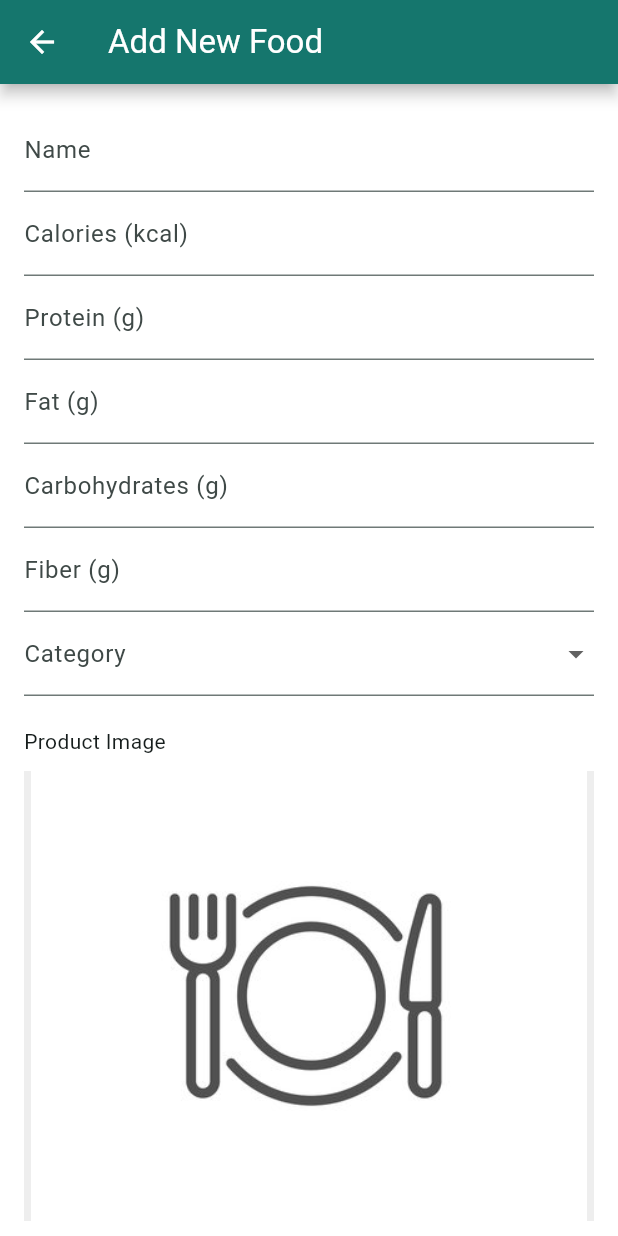
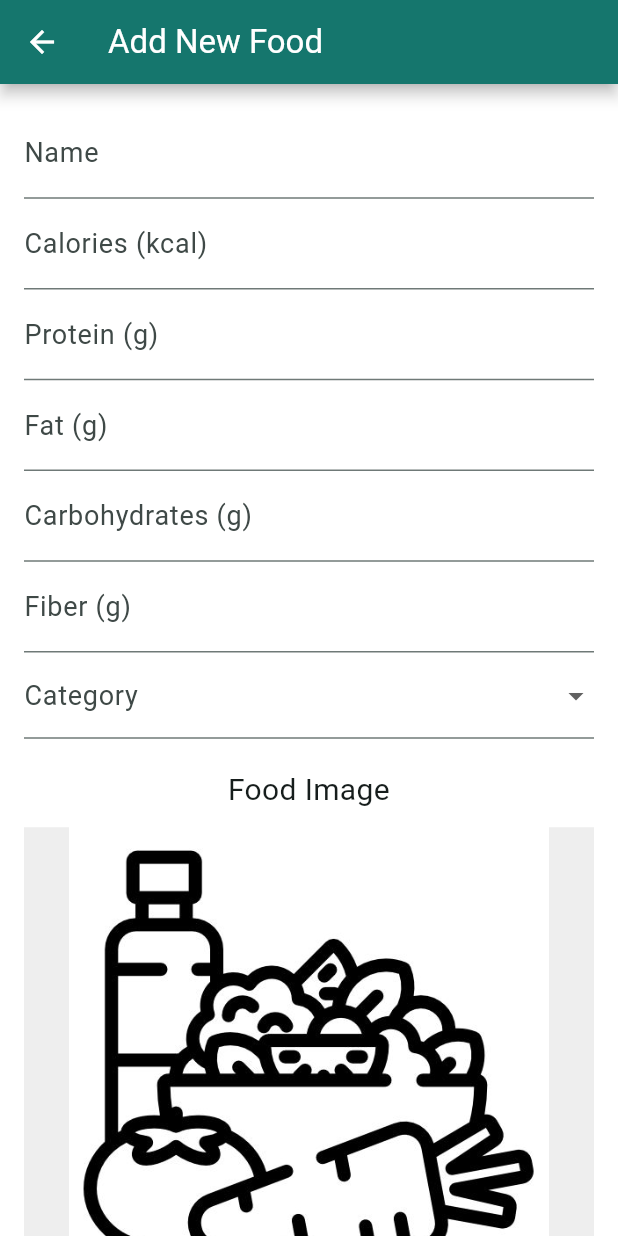
Before and after one commit to LamSut/Nutrition-Tracker-Recipes, a Flutter app: the FoodEditScreen screen opened directly, on a phone screen of 412 x 824 dp. Run offline on Flutter 3.47's test engine with Material 3 defaults, Android fonts, the phone set to English and light mode, and no system bars; our stand-ins replace flutter_dotenv, flutter_native_splash, image_picker, pocketbase, shared_preferences; accounts and stored records are empty; Roboto replaces fonts that are missing (Calibri); project files that could hold a hidden picture were left out.

Commit message:
many things

```diff
--- a/lib/ui/foods/food_detail_screen.dart
+++ b/lib/ui/foods/food_detail_screen.dart
@@ -37,14 +37,20 @@ class FoodDetailScreen extends StatelessWidget {
                         food.imageUrl,
                         fit: BoxFit.contain,
                         errorBuilder: (context, error, stackTrace) =>
-                            const Center(child: Text('Image not found')),
+                            Image.asset('assets/default/food.png',
+                                fit: BoxFit.contain),
                       )
-                    : Image.asset(
-                        food.imageUrl,
-                        fit: BoxFit.contain,
-                        errorBuilder: (context, error, stackTrace) =>
-                            const Center(child: Text('Image not found')),
-                      ),
+                    : (food.imageUrl == 'assets/default/food.png' ||
+                            food.imageUrl.isEmpty)
+                        ? Image.asset('assets/default/food.png',
+                            fit: BoxFit.contain)
+                        : Image.asset(
+                            food.imageUrl,
+                            fit: BoxFit.contain,
+                            errorBuilder: (context, error, stackTrace) =>
+                                Image.asset('assets/default/food.png',
+                                    fit: BoxFit.contain),
+                          ),
               ),
             ),
             const SizedBox(height: 4),
--- a/lib/ui/foods/food_edit_screen.dart
+++ b/lib/ui/foods/food_edit_screen.dart
@@ -2,6 +2,7 @@ import 'package:flutter/material.dart';
 import 'package:image_picker/image_picker.dart';
 import 'package:provider/provider.dart';
 import '../../models/food.dart';
+import '../shared/dialog_utils.dart';
 import 'foods_manager.dart';
 import 'dart:io';
 
@@ -50,6 +51,12 @@ class _FoodEditScreenState extends State<FoodEditScreen> {
 
   Future<void> _submitForm() async {
     if (_formKey.currentState!.validate()) {
+      final confirmed = await showConfirmDialog(
+        context,
+        'Do you want to submit this Food?',
+      );
+      if (confirmed != true) return;
+
       final foodsManager = Provider.of<FoodsManager>(context, listen: false);
 
       if (widget.food == null) {
@@ -63,7 +70,7 @@ class _FoodEditScreenState extends State<FoodEditScreen> {
           fiber: double.tryParse(_fiberController.text) ?? 0,
           type: _selectedCategory!,
           featuredImage: _image,
-          imageUrl: _image?.path ?? 'assets/foods/default.jpg',
+          imageUrl: _image?.path ?? 'assets/default/food.png',
         );
         await foodsManager.addFood(newFood);
       } else {
@@ -84,42 +91,16 @@ class _FoodEditScreenState extends State<FoodEditScreen> {
     }
   }
 
-  void _confirmDelete() {
-    showDialog(
-      context: context,
-      builder: (ctx) => AlertDialog(
-        title: const Text(
-          'Confirm Deletion',
-          style: TextStyle(
-              color: Color.fromARGB(255, 180, 10, 0),
-              fontWeight: FontWeight.bold),
-        ),
-        content: const Text(
-          'Are you sure you want to delete this Food Item?',
-          style: TextStyle(fontSize: 18),
-        ),
-        actions: [
-          TextButton(
-            onPressed: () async {
-              final foodsManager =
-                  Provider.of<FoodsManager>(context, listen: false);
+  void _confirmDelete() async {
+    final confirmation = await showConfirmDialog(
+      context,
+      'Do you want to delete this Food?',
+    );
+    if (confirmation == true) {
+      final foodsManager = Provider.of<FoodsManager>(context, listen: false);
       await foodsManager.deleteFood(widget.food!.id!);
-              Navigator.of(ctx).pop();
       Navigator.of(context).pop();
-            },
-            style: TextButton.styleFrom(
-                foregroundColor: const Color.fromARGB(255, 180, 10, 0)),
-            child: const Text('Delete', style: TextStyle(fontSize: 18)),
-          ),
-          TextButton(
-            onPressed: () {
-              Navigator.of(ctx).pop();
-            },
-            child: const Text('Cancel', style: TextStyle(fontSize: 18)),
-          ),
-        ],
-      ),
-    );
+    }
   }
 
   @override
@@ -158,22 +139,25 @@ class _FoodEditScreenState extends State<FoodEditScreen> {
                 Center(
                   child: ElevatedButton(
                     onPressed: _pickImage,
-                    child: const Text('Choose New Image from Gallery',
-                        style: TextStyle(fontSize: 16)),
+                    child: const Text('Choose New Image',
+                        style: TextStyle(fontSize: 18)),
                   ),
                 ),
                 const SizedBox(height: 10),
                 Row(
+                  mainAxisAlignment: MainAxisAlignment.center,
                   children: [
-                    Expanded(
+                    if (!isEditing)
+                      SizedBox(
+                        width: MediaQuery.of(context).size.width * 0.6,
                         child: ElevatedButton(
                           onPressed: _submitForm,
                           style: ElevatedButton.styleFrom(
                               backgroundColor:
                                   Theme.of(context).colorScheme.secondary),
-                        child: Text(
-                          isEditing ? 'Update Food' : 'Add Food',
-                          style: const TextStyle(
+                          child: const Text(
+                            'Add New Food',
+                            style: TextStyle(
                                 fontSize: 20,
                                 fontWeight: FontWeight.bold,
                                 color: Colors.white),
@@ -181,6 +165,21 @@ class _FoodEditScreenState extends State<FoodEditScreen> {
                         ),
                       ),
                     if (isEditing) ...[
+                      Expanded(
+                        child: ElevatedButton(
+                          onPressed: _submitForm,
+                          style: ElevatedButton.styleFrom(
+                              backgroundColor:
+                                  Theme.of(context).colorScheme.secondary),
+                          child: const Text(
+                            'Update Food',
+                            style: TextStyle(
+                                fontSize: 20,
+                                fontWeight: FontWeight.bold,
+                                color: Colors.white),
+                          ),
+                        ),
+                      ),
                       const SizedBox(width: 10),
                       Expanded(
                         child: ElevatedButton(
@@ -188,17 +187,19 @@ class _FoodEditScreenState extends State<FoodEditScreen> {
                           style: ElevatedButton.styleFrom(
                               backgroundColor:
                                   const Color.fromARGB(255, 180, 10, 0)),
-                          child: const Text('Delete Food',
+                          child: const Text(
+                            'Delete Food',
                             style: TextStyle(
                                 fontSize: 20,
                                 fontWeight: FontWeight.bold,
-                                  color: Colors.white)),
+                                color: Colors.white),
+                          ),
                         ),
                       ),
                     ]
                   ],
                 ),
-                const SizedBox(height: 40),
+                const SizedBox(height: 30),
               ],
             ),
           ),
@@ -213,7 +214,12 @@ class _FoodEditScreenState extends State<FoodEditScreen> {
     return TextFormField(
       controller: controller,
       keyboardType: isNumeric ? TextInputType.number : TextInputType.text,
-      decoration: InputDecoration(labelText: label, hintText: placeholder),
+      decoration: InputDecoration(
+        labelText: label,
+        labelStyle: const TextStyle(fontSize: 18),
+        hintText: placeholder,
+        hintStyle: const TextStyle(fontSize: 18),
+      ),
       validator: (value) {
         if (value == null || value.trim().isEmpty) {
           return 'Please enter $label';
@@ -229,9 +235,15 @@ class _FoodEditScreenState extends State<FoodEditScreen> {
   Widget _buildDropdownField() {
     return DropdownButtonFormField<String>(
       value: _selectedCategory,
-      decoration: const InputDecoration(labelText: 'Category'),
+      decoration: const InputDecoration(
+        labelText: 'Category',
+        labelStyle: TextStyle(fontSize: 18),
+      ),
       items: ['Proteins', 'Grains', 'Vegetables', 'Fruits', 'Dairy']
-          .map((e) => DropdownMenuItem(value: e, child: Text(e)))
+          .map((e) => DropdownMenuItem(
+                value: e,
+                child: Text(e, style: const TextStyle(fontSize: 18)),
+              ))
           .toList(),
       onChanged: (val) => setState(() => _selectedCategory = val),
       validator: (value) => value == null ? 'Please select a category' : null,
@@ -240,9 +252,15 @@ class _FoodEditScreenState extends State<FoodEditScreen> {
 
   Widget _buildImagePicker() {
     return Column(
-      crossAxisAlignment: CrossAxisAlignment.start,
+      crossAxisAlignment: CrossAxisAlignment.center,
       children: [
-        const Text('Product Image'),
+        const Text(
+          'Food Image',
+          textAlign: TextAlign.center,
+          style: TextStyle(
+            fontSize: 20,
+          ),
+        ),
         const SizedBox(height: 10),
         Container(
           width: double.infinity,
@@ -250,13 +268,14 @@ class _FoodEditScreenState extends State<FoodEditScreen> {
           color: Colors.grey[200],
           child: _image != null
               ? Image.file(_image!, fit: BoxFit.contain)
-              : widget.food != null
+              : (widget.food != null && widget.food!.imageUrl.isNotEmpty)
+                  ? (widget.food!.imageUrl.startsWith('http')
                       ? Image.network(widget.food!.imageUrl,
                           fit: BoxFit.contain,
                           errorBuilder: (_, __, ___) =>
                               const Center(child: Text('Image not found')))
-                  : Image.asset('assets/foods/default.jpg',
-                      fit: BoxFit.contain),
+                      : Image.asset(widget.food!.imageUrl, fit: BoxFit.contain))
+                  : Image.asset('assets/default/food.png', fit: BoxFit.contain),
         ),
       ],
     );
--- a/lib/ui/user/user_profile_screen.dart
+++ b/lib/ui/user/user_profile_screen.dart
@@ -59,7 +59,7 @@ class UserProfileScreen extends StatelessWidget {
     if (imageUrl != null && imageUrl.trim().isNotEmpty) {
       return NetworkImage(imageUrl);
     }
-    return const AssetImage('assets/avatars/default.png');
+    return const AssetImage('assets/default/avatar.png');
   }
 
   Widget _buildInfoField(String label, String value) {
--- a/pubspec.yaml
+++ b/pubspec.yaml
@@ -31,12 +31,10 @@ flutter:
   uses-material-design: true
 
   assets:
-    - assets/avatars/
+    - assets/default/
     - assets/fonts/
-    - assets/foods/
     - assets/food-types/
     - assets/logos/
-    - assets/recipes/
     - .env
 
   fonts:
```
Also changed, not shown: lib/services/foods_service.dart (+15 -19 lines), lib/ui/foods/food_grid_tile.dart (+6 -4 lines), lib/ui/recipes/recipe_detail_screen.dart (+4 -3 lines), lib/ui/recipes/recipe_edit_screen.dart (+85 -92 lines), lib/ui/recipes/recipe_list_tile.dart (+10 -31 lines), lib/ui/shared/dialog_utils.dart (+27 -15 lines), lib/ui/user/user_update_information_screen.dart (+17 -2 lines), lib/ui/user/user_update_password_screen.dart (+13 -6 lines), assets/default/avatar.png (renamed from assets/avatars/default.png), assets/default/food.png (added), assets/default/recipe.png (added), assets/foods/default.jpg (deleted), assets/recipes/default.jpg (deleted), assets/recipes/portuguese-style-beef.png (deleted), 1 other file. Lines whose indentation alone changed are shown as unchanged.
